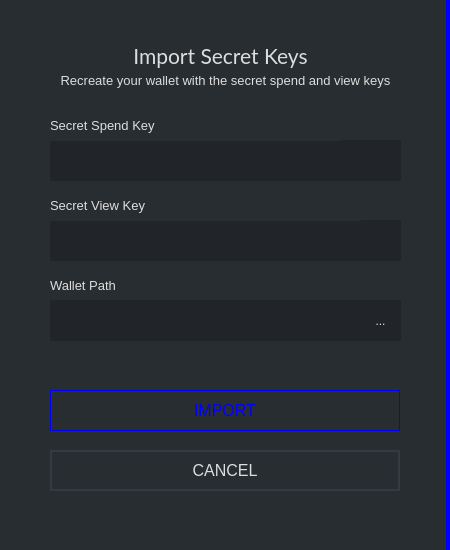
First picture: the form in src/gui/ui/importsecretkeys.ui, repository aluisyoanx/gui-wallet, before the edit.
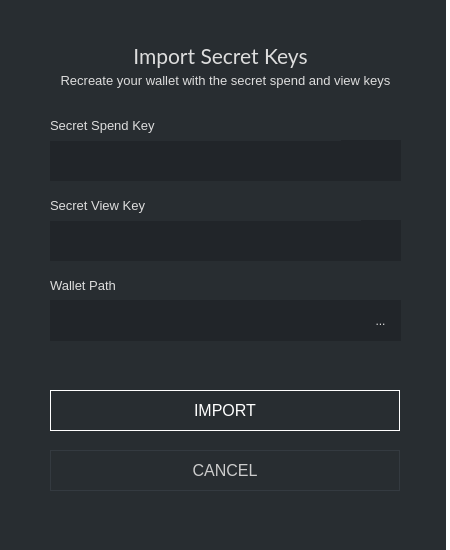
Second picture: the form after the edit.

```diff
--- a/src/gui/ui/importsecretkeys.ui
+++ b/src/gui/ui/importsecretkeys.ui
@@ -26,7 +26,7 @@
     </rect>
    </property>
    <property name="styleSheet">
-    <string notr="true">background-color: #282d31; border-right: 4px solid blue;</string>
+    <string notr="true">background-color: #282d31; border-right: 4px solid white;</string>
    </property>
    <property name="title">
     <string/>
@@ -201,7 +201,7 @@
      <string>...</string>
     </property>
    </widget>
-   <widget class="QPushButton" name="m_cancelButton">
+   <widget class="QPushButton" name="m_backButton">
     <property name="geometry">
      <rect>
       <x>50</x>
@@ -222,7 +222,9 @@
      </font>
     </property>
     <property name="styleSheet">
-     <string notr="true">color: #ddd; border: 2px solid #343a40; font-size: 16px; background-color: #21259;</string>
+     <string notr="true">QPushButton#m_backButton {color: #ccc; border: 1px solid #343a40; font-size: 16px; background-color: #21259;}
+
+QPushButton#m_backButton:hover {color: #ddd; border: 2px solid #444; font-size: 16px; background-color: #21259;}</string>
     </property>
     <property name="text">
      <string>CANCEL</string>
@@ -249,7 +251,9 @@
      </font>
     </property>
     <property name="styleSheet">
-     <string notr="true">color: blue; background-color: #1; border: 1px solid blue; font-size: 16px;</string>
+     <string notr="true">QPushButton#m_okButton {color: white; background-color: #1; border: 1px solid white; font-size: 16px;}
+
+QPushButton#m_okButton:hover {color: white; background-color: #1; border: 2px solid white; font-size: 16px;}</string>
     </property>
     <property name="text">
      <string>IMPORT</string>
```
Left out of the diff: 2 changed lines with no effect on the pictures.
